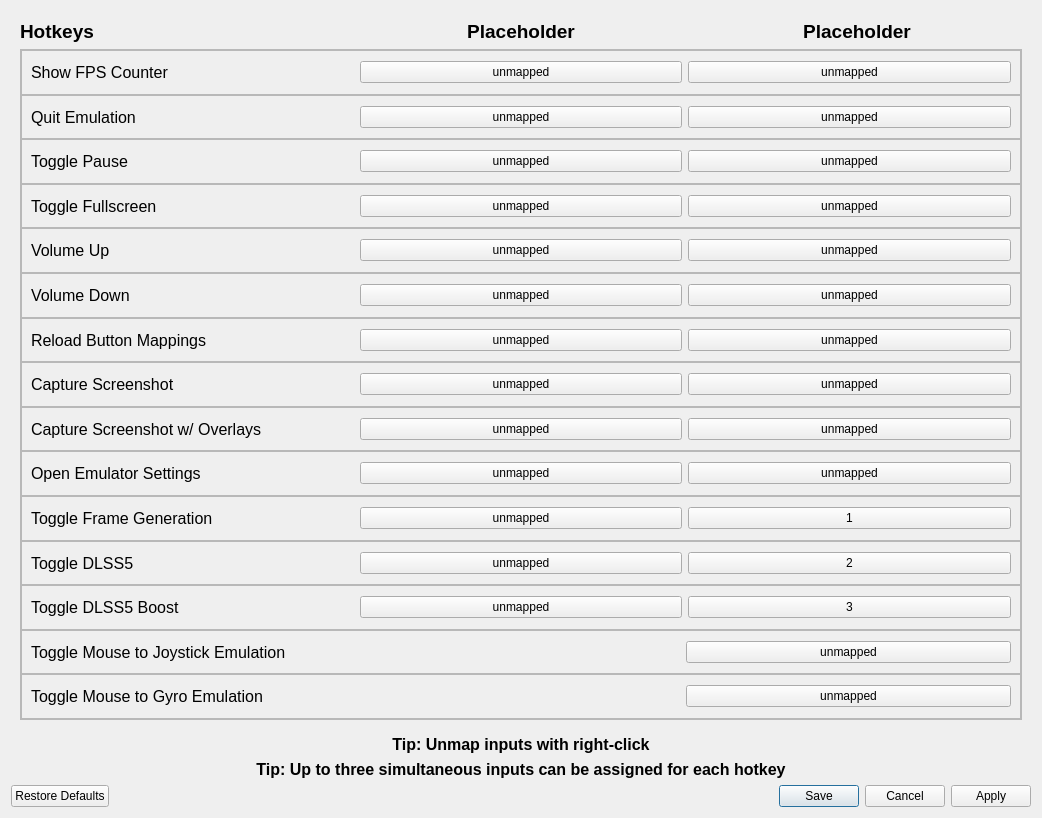
vsajjadx/shadps4-qtlauncher, file src/qt_gui/hotkeys.ui: the form before one commit.
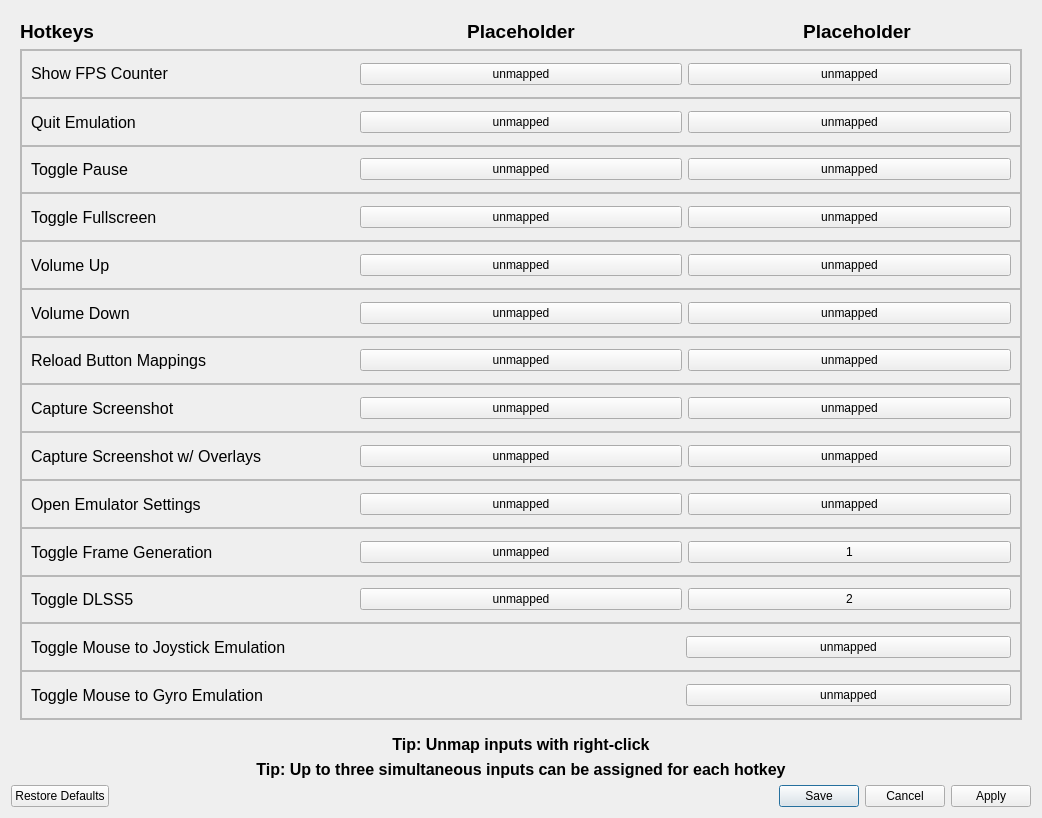
The form after the commit. Custom widgets are drawn as their Qt base class.

```diff
--- a/src/qt_gui/hotkeys.ui
+++ b/src/qt_gui/hotkeys.ui
@@ -787,70 +787,7 @@
               </layout>
              </widget>
             </item>
-            <item>
-             <widget class="QFrame" name="dlss5BoostFrame">
-              <property name="frameShape">
-               <enum>QFrame::Shape::StyledPanel</enum>
-              </property>
-              <property name="frameShadow">
-               <enum>QFrame::Shadow::Raised</enum>
-              </property>
-              <layout class="QHBoxLayout" name="horizontalLayout_dlss5Boost">
-               <item>
-                <widget class="QLabel" name="dlss5BoostLabel">
-                 <property name="sizePolicy">
-                  <sizepolicy hsizetype="Expanding" vsizetype="Preferred">
-                   <horstretch>0</horstretch>
-                   <verstretch>0</verstretch>
-                  </sizepolicy>
-                 </property>
-                 <property name="font">
-                  <font>
-                   <pointsize>12</pointsize>
-                   <bold>false</bold>
-                  </font>
-                 </property>
-                 <property name="text">
-                  <string>Toggle DLSS5 Boost</string>
-                 </property>
-                 <property name="wordWrap">
-                  <bool>true</bool>
-                 </property>
-                </widget>
-               </item>
-               <item>
-                <widget class="QRightClickButton" name="dlss5BoostButtonPad">
-                 <property name="sizePolicy">
-                  <sizepolicy hsizetype="Expanding" vsizetype="Fixed">
-                   <horstretch>0</horstretch>
-                   <verstretch>0</verstretch>
-                  </sizepolicy>
-                 </property>
-                 <property name="text">
-                  <string>unmapped</string>
-                 </property>
-                </widget>
-               </item>
-               <item>
-                <widget class="QRightClickButton" name="dlss5BoostButtonKB">
-                 <property name="sizePolicy">
-                  <sizepolicy hsizetype="Expanding" vsizetype="Fixed">
-                   <horstretch>0</horstretch>
-                   <verstretch>0</verstretch>
-                  </sizepolicy>
-                 </property>
-                 <property name="focusPolicy">
-                  <enum>Qt::FocusPolicy::NoFocus</enum>
-                 </property>
-                 <property name="text">
-                  <string>3</string>
-                 </property>
-                </widget>
-               </item>
-              </layout>
-             </widget>
-            </item>
-            <item>
+                        <item>
              <widget class="QFrame" name="mouseJoystickFrame">
               <property name="frameShape">
                <enum>QFrame::Shape::StyledPanel</enum>
```
